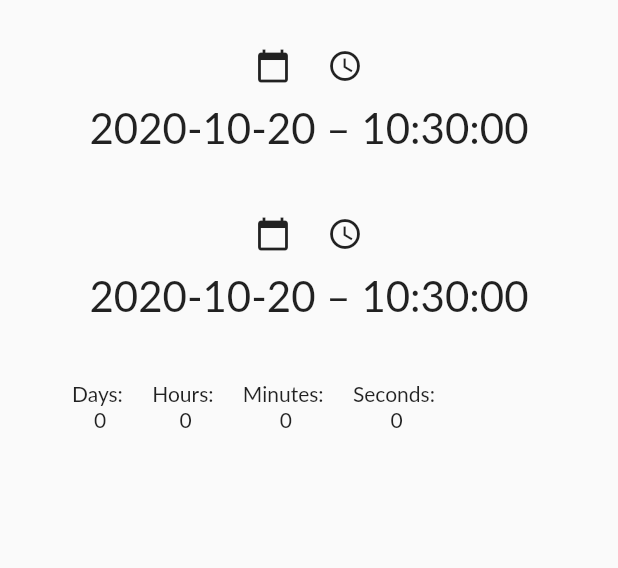
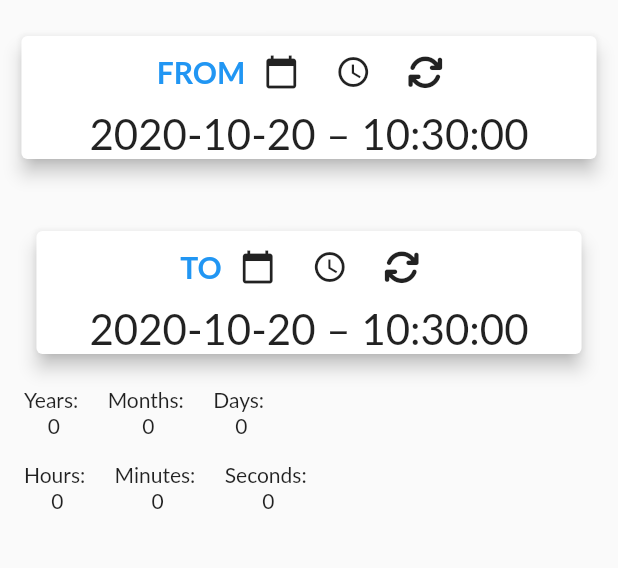
Before and after one commit to kamgolabek/time_calculator, a Flutter app: the screen it shows after launch, on a phone screen of 412 x 824 dp, the part 150-718 px from its top. Run offline on Flutter 3.47's test engine with Material 2 defaults, Android fonts, the phone set to English and light mode, and no system bars; our stand-ins replace flutter_datetime_picker, flutter_icons, material_design_icons_flutter; Roboto replaces fonts that are missing (Lato).

Commit message:
calculation improvements

```diff
--- /dev/null
+++ b/lib/widgets/diff.dart
@@ -0,0 +1,108 @@
+import 'package:time_calculator/provider/date_time_provider.dart';
+
+class Diff {
+  int diffYears;
+  int diffmonths;
+  int diffdays;
+  int diffhours;
+  int diffminutes;
+  int diffSeconds;
+
+  Diff(DateTime from, DateTime to) {
+    calculateDifss(from, to);
+  }
+
+  void calculateDifss(DateTime from, DateTime to) {
+    if (from.isAfter(to)) {
+      throw Exception("'from' time can't be after 'to' time");
+    }
+    Duration absDiff = to.difference(from);
+
+    this.diffhours = to.hour - from.hour;
+    this.diffminutes = to.minute - from.minute;
+    this.diffSeconds = to.second - from.second;
+
+    // 0 if time is equal, 1 if time is after, -1 if time is before
+    var timeBefore = 0;
+
+    // e.g. f: 45 to: 44 diffSeconds: -1 -> diffSeconds 59 , diffMinutes -1
+    if (diffSeconds < 0) {
+      diffminutes--;
+      diffSeconds = 60 + diffSeconds;
+    }
+
+    // e.g. f: 45 to: 44 diffMinutes: -1 -> diffMinutes 59 , diffHours -1
+    if (diffminutes < 0) {
+      diffhours--;
+      diffminutes = 60 + diffminutes;
+    }
+
+    // e.g. f: 16 to: 15 diffHours: -1 -> diffHours 23 , ~ diffDays -1
+    if (diffhours < 0) {
+      diffhours = 24 + diffhours;
+    }
+
+    // at this point I do only need if to.time is after before.time or equal or after
+    int timeRelation = _time_relation(from, to);
+    if (timeRelation == -1) {
+    } else if (timeRelation == 0) {
+    } else if (timeRelation == 1) {}
+
+    this.diffYears = to.year - from.year;
+    this.diffmonths = to.month - from.month;
+    this.diffdays = to.day - from.day;
+
+    // calculate days difference
+    // if to.day >= from.day -> OK
+    // if to.day < from.day -> daysDiff:
+    bool notFullMonth =
+        (from.day > to.day) || (from.day == to.day && timeRelation == -1);
+    if (notFullMonth) {
+      DateTime from2 = DateTime(to.year, to.month - 1, from.day);
+      diffdays = to.difference(from2).inDays;
+    }
+
+// this is questionable
+    if (timeRelation == -1) {
+      diffdays--;
+    }
+
+// --------------- month
+    if (notFullMonth) {
+      diffmonths--;
+    }
+
+    if (diffmonths < 0) {
+      diffmonths = 12 + diffmonths;
+      diffYears--;
+    }
+  }
+
+  int _time_relation(DateTime from, DateTime to) {
+    DateTime now = DateTime.now();
+    var nFrom = DateTime(
+        now.year, now.month, now.day, from.hour, from.minute, from.second);
+    var nTo =
+        DateTime(now.year, now.month, now.day, to.hour, to.minute, to.second);
+
+    return nTo.compareTo(nFrom);
+  }
+
+  @override
+  String toString() {
+    // TODO: implement toString
+    return "Difference: " +
+        diffYears.toString() +
+        " years, " +
+        diffmonths.toString() +
+        " months, " +
+        diffdays.toString() +
+        " days, " +
+        diffhours.toString() +
+        " hours, " +
+        diffminutes.toString() +
+        " minutes, " +
+        diffSeconds.toString() +
+        " seconds";
+  }
+}
--- a/lib/widgets/time_difference_widget.dart
+++ b/lib/widgets/time_difference_widget.dart
@@ -3,15 +3,17 @@ import 'package:time_calculator/calculator/time_calculator.dart';
 import 'package:provider/provider.dart';
 import 'package:time_calculator/provider/date_time_provider.dart';
 
+import 'diff.dart';
+
 class TimeDifferenceWidget extends StatelessWidget {
   const TimeDifferenceWidget({Key key}) : super(key: key);
 
-  Widget difffWdiget(String title, String diff) {
+  Widget difffWdiget(String title, int diff) {
     return Center(
       child: Padding(
         padding: const EdgeInsets.all(8.0),
         child: Column(
-          children: [Text(title), Text(diff)],
+          children: [Text(title), Text(diff.toString())],
           mainAxisAlignment: MainAxisAlignment.center,
           crossAxisAlignment: CrossAxisAlignment.center,
         ),
@@ -26,19 +28,29 @@ class TimeDifferenceWidget extends StatelessWidget {
       listen: false,
     );
 
-    Duration diff = TimeCalculator.calculateDifference(
-        dtProvider.getFrom(), dtProvider.getTo());
+    var diff = Diff(dtProvider.getFrom(), dtProvider.getTo());
 
     return Container(
-      margin: EdgeInsets.all(32),
-      child: Row(
-        children: [
-          difffWdiget("Days: ", diff.inDays.toString()),
-          difffWdiget("Hours: ", diff.inHours.toString()),
-          difffWdiget("Minutes: ", diff.inMinutes.toString()),
-          difffWdiget("Seconds: ", diff.inSeconds.toString()),
-        ],
+      margin: EdgeInsets.all(0),
+      child: Center(
+        child: Column(
+          children: [
+            Row(children: [
+              difffWdiget("Years: ", diff.diffYears),
+              difffWdiget("Months: ", diff.diffmonths),
+              difffWdiget("Days: ", diff.diffdays),
+            ]),
+            Row(
+              children: [
+                difffWdiget("Hours: ", diff.diffhours),
+                difffWdiget("Minutes: ", diff.diffminutes),
+                difffWdiget("Seconds: ", diff.diffSeconds),
+              ],
+            ),
+          ],
+        ),
       ),
     );
   }
 }
+// TODO https://leechy.dev/calculate-dates-diff-in-dart
--- a/lib/widgets/time_selector_widget.dart
+++ b/lib/widgets/time_selector_widget.dart
@@ -4,6 +4,8 @@ import 'package:time_calculator/widgets/date-type.dart';
 import 'package:time_calculator/widgets/date_picker_widget.dart';
 import 'package:provider/provider.dart';
 import 'package:intl/intl.dart';
+import 'package:material_design_icons_flutter/material_design_icons_flutter.dart';
+import 'package:flutter_icons/flutter_icons.dart';
 
 class TimeSelectorWidget extends StatelessWidget {
   const TimeSelectorWidget({Key key}) : super(key: key);
@@ -24,11 +26,33 @@ class TimeSelectorWidget extends StatelessWidget {
           SizedBox(
             height: 20,
           ),
-          Column(
+          Card(
+            elevation: 5,
+            child: Column(
               children: [
+                // ListTile(
+                //   leading: Icon(FontAwesome.star),
+                //   title: const Text('From'),
+                //   // subtitle: Text(
+                //   //   'Secondary Text',
+                //   //   style: TextStyle(color: Colors.black.withOpacity(0.6)),
+                //   // ),
+                // ),
                 Row(
                   mainAxisAlignment: MainAxisAlignment.center,
                   children: [
+                    Column(
+                      children: [
+                        Text(
+                          "FROM",
+                          style: TextStyle(
+                            color: Colors.blue,
+                            fontWeight: FontWeight.bold,
+                            fontSize: 20,
+                          ),
+                        )
+                      ],
+                    ),
                     Column(
                       children: [
                         DatePickerWidget(DateType.FROM, dtProvider),
@@ -38,6 +62,15 @@ class TimeSelectorWidget extends StatelessWidget {
                       children: [
                         DatePickerWidget(DateType.TIME_FROM, dtProvider),
                       ],
+                    ),
+                    Column(
+                      children: [
+                        IconButton(
+                          icon: Icon(FontAwesome.refresh),
+                          onPressed: () => dtProvider.setFrom(DateTime.now()),
+                          tooltip: "Set current time",
+                        ),
+                      ],
                     )
                   ],
                 ),
@@ -45,7 +78,7 @@ class TimeSelectorWidget extends StatelessWidget {
                   mainAxisAlignment: MainAxisAlignment.center,
                   children: [
                     Text(
-                    DateFormat('yyyy-MM-dd – kk:mm:ss')
+                      DateFormat('yyyy-MM-dd – HH:mm:ss')
                           .format(dtProvider.getFrom()),
                       style: TextStyle(fontSize: 28),
                       softWrap: true,
@@ -55,14 +88,30 @@ class TimeSelectorWidget extends StatelessWidget {
                 ),
               ],
             ),
+          ),
           SizedBox(
             height: 30,
           ),
-          Column(
+          Card(
+            elevation: 5,
+            margin: EdgeInsets.all(14),
+            child: Column(
               children: [
                 Row(
                   mainAxisAlignment: MainAxisAlignment.center,
                   children: [
+                    Column(
+                      children: [
+                        Text(
+                          "TO",
+                          style: TextStyle(
+                            color: Colors.blue,
+                            fontWeight: FontWeight.bold,
+                            fontSize: 20,
+                          ),
+                        )
+                      ],
+                    ),
                     Column(
                       children: [
                         DatePickerWidget(DateType.TO, dtProvider),
@@ -72,6 +121,15 @@ class TimeSelectorWidget extends StatelessWidget {
                       children: [
                         DatePickerWidget(DateType.TIME_TO, dtProvider),
                       ],
+                    ),
+                    Column(
+                      children: [
+                        IconButton(
+                          icon: Icon(FontAwesome.refresh),
+                          onPressed: () => dtProvider.setTo(DateTime.now()),
+                          tooltip: "Set current time",
+                        ),
+                      ],
                     )
                   ],
                 ),
@@ -79,7 +137,7 @@ class TimeSelectorWidget extends StatelessWidget {
                   mainAxisAlignment: MainAxisAlignment.center,
                   children: [
                     Text(
-                    DateFormat('yyyy-MM-dd – kk:mm:ss')
+                      DateFormat('yyyy-MM-dd – HH:mm:ss')
                           .format(dtProvider.getTo()),
                       style: TextStyle(fontSize: 28),
                       softWrap: true,
@@ -89,6 +147,7 @@ class TimeSelectorWidget extends StatelessWidget {
                 ),
               ],
             ),
+          ),
         ],
       ),
     );
--- a/pubspec.yaml
+++ b/pubspec.yaml
@@ -36,6 +36,8 @@ dev_dependencies:
   google_fonts: ^0.3.9
   provider: 3.2.0
   intl: ^0.16.1
+  material_design_icons_flutter: ^4.0.5655
+  flutter_icons: ^1.1.0
 
 # For information on the generic Dart part of this file, see the
 # following page: https://dart.dev/tools/pub/pubspec
```
Also changed, not shown: pubspec.lock, 1 other file. Lines whose indentation alone changed are shown as unchanged.
